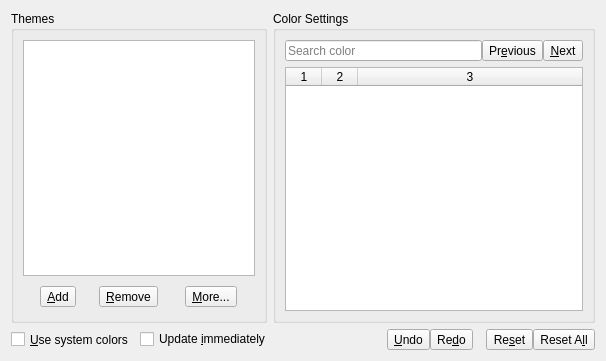
The window that src/frontends/qt/ui/PrefColorsUi.ui (kojiOnHill/lyx) describes before a commit, drawn with Qt 5.
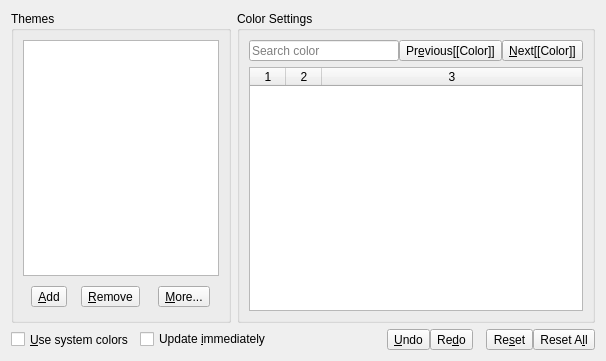
The same window after the commit.

Commit message:
Contextualize string
Also remove redundant shortcuts

Patch:
```diff
--- a/src/frontends/qt/ui/PrefColorsUi.ui
+++ b/src/frontends/qt/ui/PrefColorsUi.ui
@@ -164,7 +164,7 @@
            <string>Search backward</string>
           </property>
           <property name="text">
-           <string>Pr&amp;evious</string>
+           <string>Pr&amp;evious[[Color]]</string>
           </property>
           <property name="iconSize">
            <size>
@@ -186,7 +186,7 @@
            <string>Search forward</string>
           </property>
           <property name="text">
-           <string>&amp;Next</string>
+           <string>&amp;Next[[Color]]</string>
           </property>
           <property name="iconSize">
            <size>
```
Left out of the diff: 9 changed lines with no effect on the pictures.
